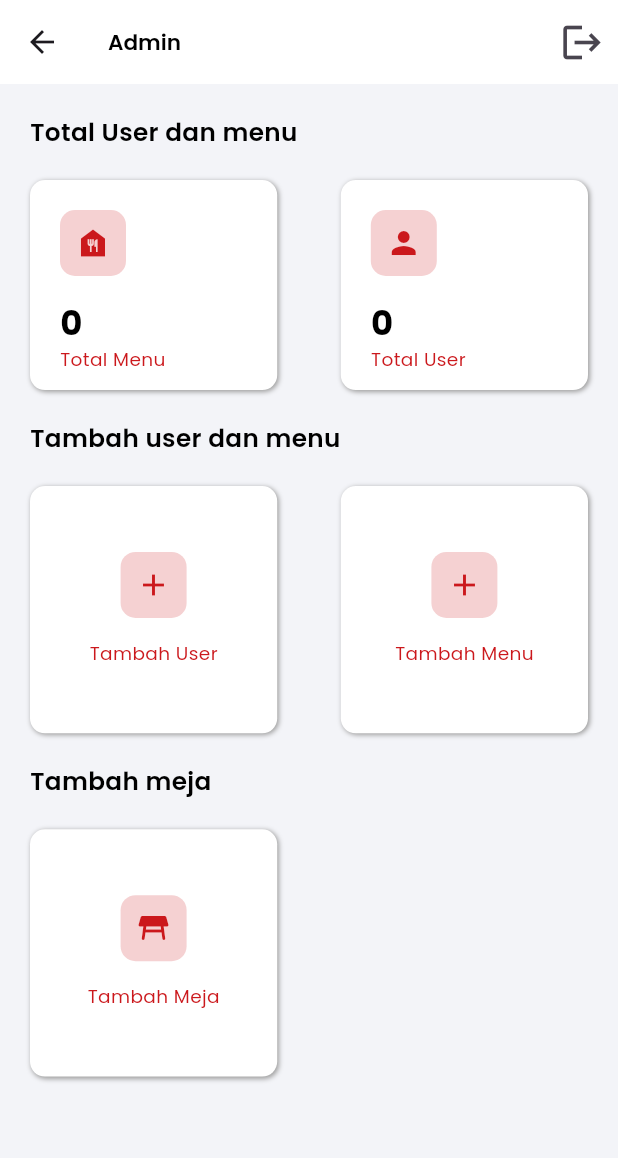
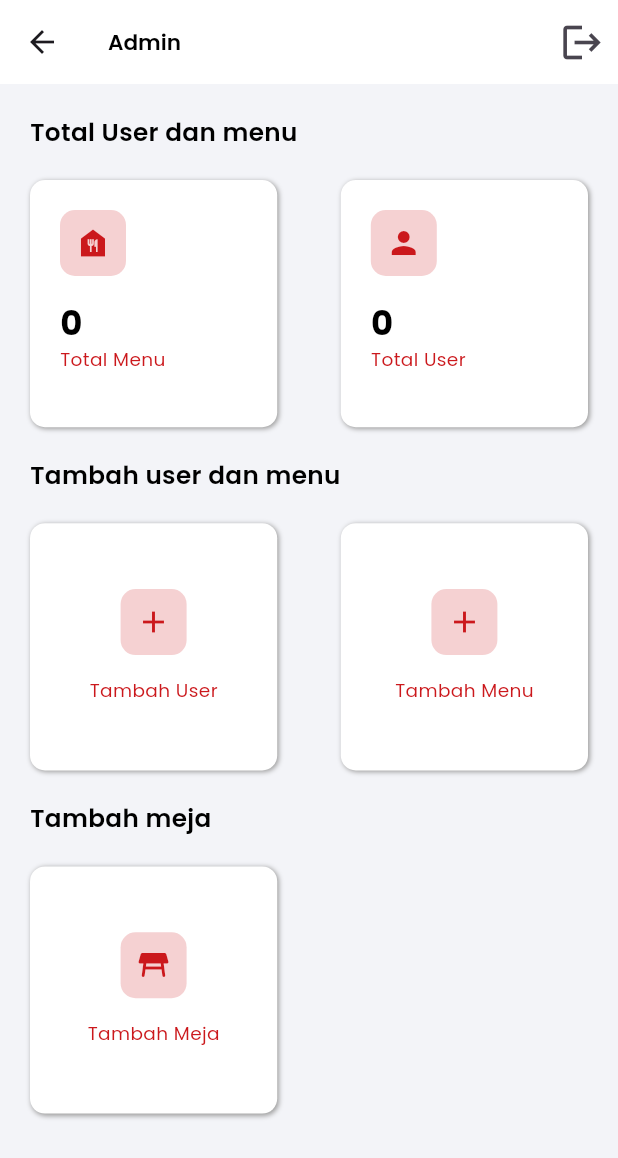
Before and after one commit to silkiy/ukk_cafe, a Flutter app: the HomeAdminPage screen opened by its route, on a phone screen of 412 x 824 dp. Shown: the top 1158 px of the screen. Run offline on Flutter 3.47's test engine with Material 3 defaults, Android fonts, the phone set to English and light mode, and no system bars; our stand-ins replace cached_network_image, cloud_firestore, firebase_auth, firebase_core, firebase_storage, flutter_rating_bar and 5 more; accounts and stored records are empty.

Commit message:
fix (frontend) : change height in InformationContainer

```diff
--- a/lib/components/admin/information_container.dart
+++ b/lib/components/admin/information_container.dart
@@ -39,7 +39,7 @@ class InformationContainer extends StatelessWidget {
           ],
         ),
         width: MediaQuery.of(context).size.width * 0.4,
-        height: MediaQuery.of(context).size.height * 0.17,
+        height: MediaQuery.of(context).size.height * 0.2,
         child: Padding(
           padding: EdgeInsets.all(20),
           child: Column(
```
